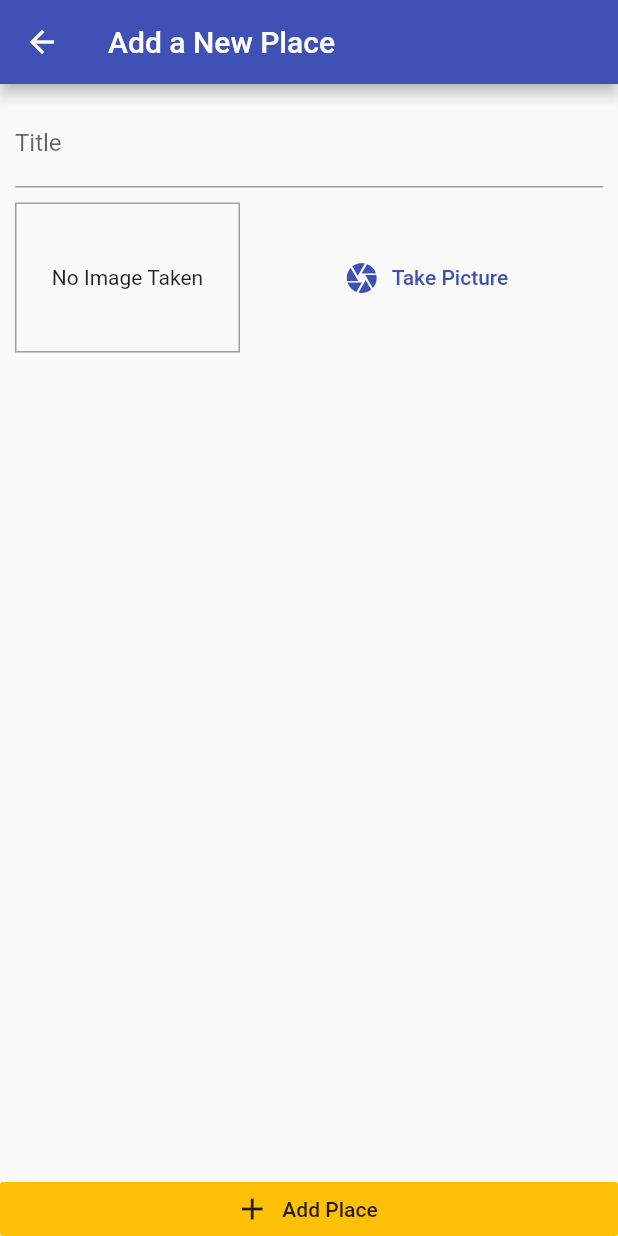
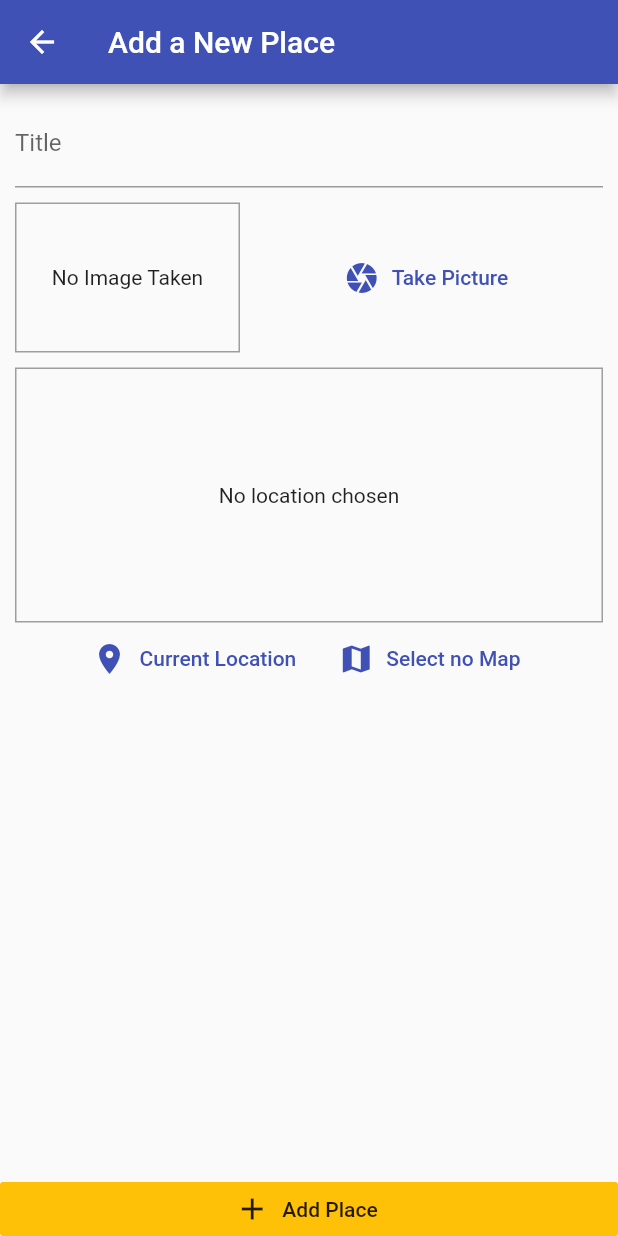
Before and after one commit to hardliver/flutter_GREAT_PLACES_APP, a Flutter app: the AddPlaceScreen screen opened by its route, on a phone screen of 412 x 824 dp. Run offline on Flutter 3.47's test engine with Material 2 defaults, Android fonts, the phone set to English and light mode, and no system bars; our stand-ins replace image_picker, sqflite; accounts and stored records are empty.

Commit message:
299. Adding a Location Input & The "location" Package

```diff
--- a/lib/screens/add_place_screen.dart
+++ b/lib/screens/add_place_screen.dart
@@ -4,6 +4,7 @@ import 'package:flutter/material.dart';
 import 'package:provider/provider.dart';
 
 import '../widgets/image_input.dart';
+import '../widgets/location_input.dart';
 import '../providers/great_places.dart';
 
 class AddPlaceScreen extends StatefulWidget {
@@ -49,10 +50,10 @@ class _AddPlaceScreenState extends State<AddPlaceScreen> {
                       decoration: InputDecoration(labelText: 'Title'),
                       controller: _titleController,
                     ),
-                    SizedBox(
-                      height: 10,
-                    ),
+                    SizedBox(height: 10),
                     ImageInput(_selectImage),
+                    SizedBox(height: 10),
+                    LocationInput(),
                   ],
                 ),
               ),
--- /dev/null
+++ b/lib/widgets/location_input.dart
@@ -0,0 +1,53 @@
+import 'package:flutter/material.dart';
+
+class LocationInput extends StatefulWidget {
+  @override
+  _LocationInputState createState() => _LocationInputState();
+}
+
+class _LocationInputState extends State<LocationInput> {
+  String _previewImageUrl;
+
+  @override
+  Widget build(BuildContext context) {
+    return Column(
+      children: <Widget>[
+        Container(
+          height: 170,
+          width: double.infinity,
+          alignment: Alignment.center,
+          decoration: BoxDecoration(
+            border: Border.all(width: 1, color: Colors.grey),
+          ),
+          child: _previewImageUrl == null
+              ? Text(
+                  'No location chosen',
+                  textAlign: TextAlign.center,
+                )
+              : Image.network(
+                  _previewImageUrl,
+                  fit: BoxFit.cover,
+                  width: double.infinity,
+                ),
+        ),
+        Row(
+          mainAxisAlignment: MainAxisAlignment.center,
+          children: <Widget>[
+            FlatButton.icon(
+              icon: Icon(Icons.location_on),
+              label: Text('Current Location'),
+              textColor: Theme.of(context).primaryColor,
+              onPressed: () {},
+            ),
+            FlatButton.icon(
+              icon: Icon(Icons.map),
+              label: Text('Select no Map'),
+              textColor: Theme.of(context).primaryColor,
+              onPressed: () {},
+            ),
+          ],
+        )
+      ],
+    );
+  }
+}
--- a/pubspec.yaml
+++ b/pubspec.yaml
@@ -28,6 +28,7 @@ dependencies:
   path_provider: ^1.6.27
   path: ^1.7.0
   sqflite: ^1.3.2+1
+  location: ^3.2.1
 
 
   # The following adds the Cupertino Icons font to your application.
```
Also changed, not shown: pubspec.lock, 1 other file.
